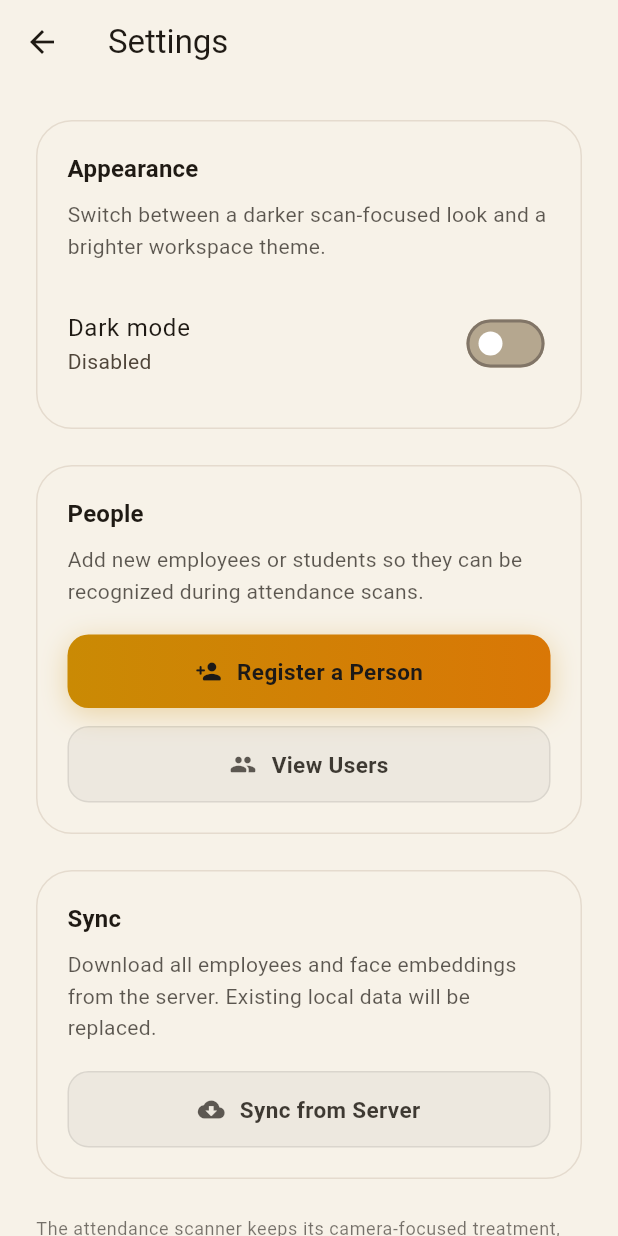
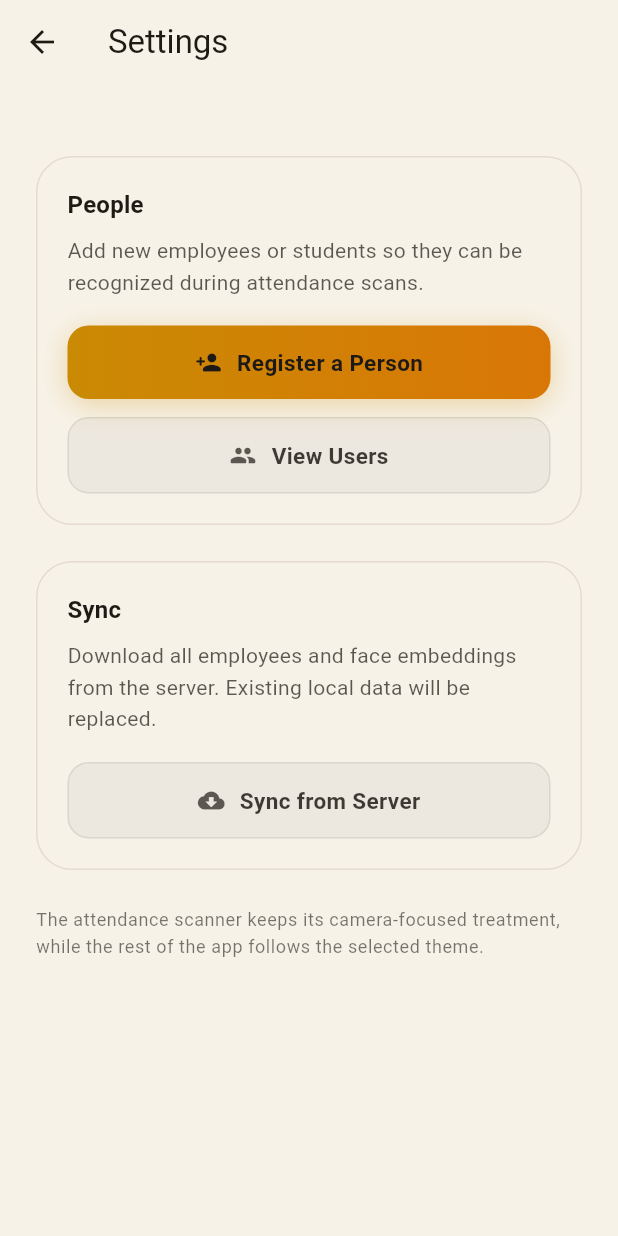
Before and after one commit to nathnael19/bayn_attendance, a Flutter app: the SettingsPage screen opened directly, on a phone screen of 412 x 824 dp. Run offline on Flutter 3.47's test engine with Material 3 defaults, Android fonts, the phone set to English and light mode, and no system bars; our stand-ins replace camera, equatable, flutter_bloc, flutter_tts, get_it, sqflite; missing offline and left inert: google_mlkit_face_detection, tflite_flutter; accounts and stored records are empty.

Commit message:
Refactor SettingsPage by removing theme toggle functionality and enhance HomeTopBar with a theme toggle button. This improves the user interface by centralizing theme management in the HomeTopBar.

```diff
--- a/lib/features/attendance/presentation/pages/settings_page.dart
+++ b/lib/features/attendance/presentation/pages/settings_page.dart
@@ -1,7 +1,6 @@
 import 'package:flutter/material.dart';
 import 'package:flutter_bloc/flutter_bloc.dart';
 
-import '../../../../core/theme/theme_cubit.dart';
 import '../../../../injection_container.dart' as di;
 import '../../data/datasources/person_remote_datasource.dart';
 import '../../domain/repositories/person_repository.dart';
@@ -67,28 +66,11 @@ class _SettingsPageState extends State<SettingsPage> {
 
   @override
   Widget build(BuildContext context) {
-    final isDark = Theme.of(context).brightness == Brightness.dark;
-    final themeCubit = context.read<ThemeCubit>();
-
     return Scaffold(
       appBar: AppBar(title: const Text('Settings')),
       body: ListView(
         padding: const EdgeInsets.all(24),
         children: [
-          _buildSection(
-            context,
-            title: 'Appearance',
-            description: 'Switch between a darker scan-focused look and a brighter workspace theme.',
-            children: [
-              SwitchListTile.adaptive(
-                contentPadding: EdgeInsets.zero,
-                title: const Text('Dark mode'),
-                subtitle: Text(isDark ? 'Enabled' : 'Disabled'),
-                value: isDark,
-                onChanged: (_) => themeCubit.toggleTheme(),
-              ),
-            ],
-          ),
           const SizedBox(height: 24),
           _buildSection(
             context,
```
Also changed, not shown: lib/features/attendance/presentation/pages/home/widgets/home_page_sections.dart (+19 -1 lines).
